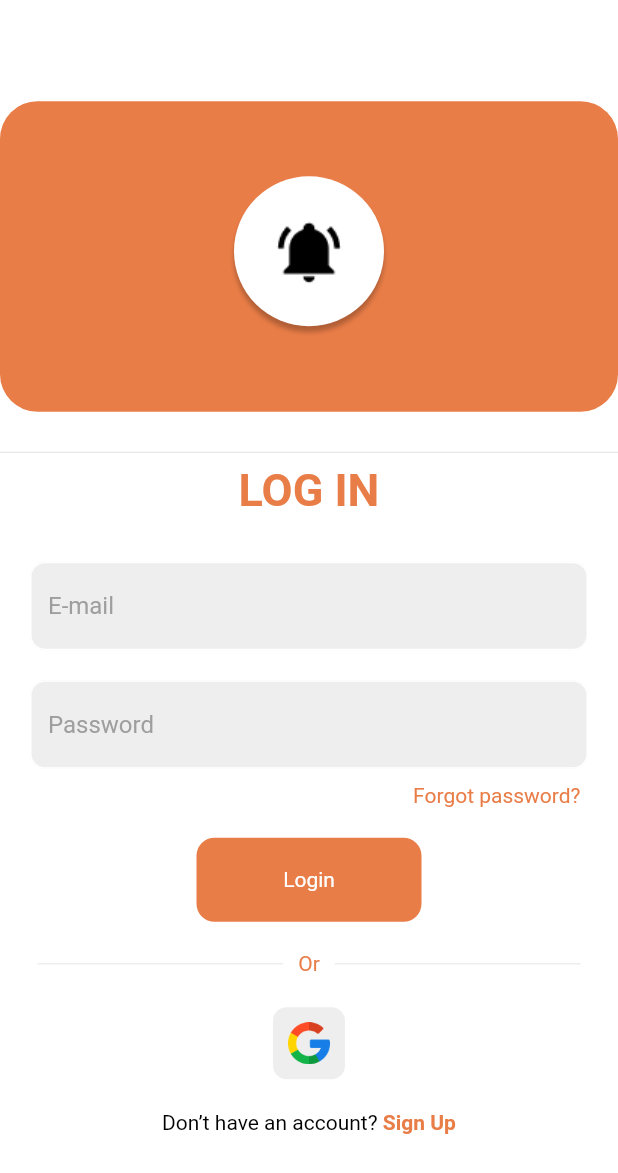
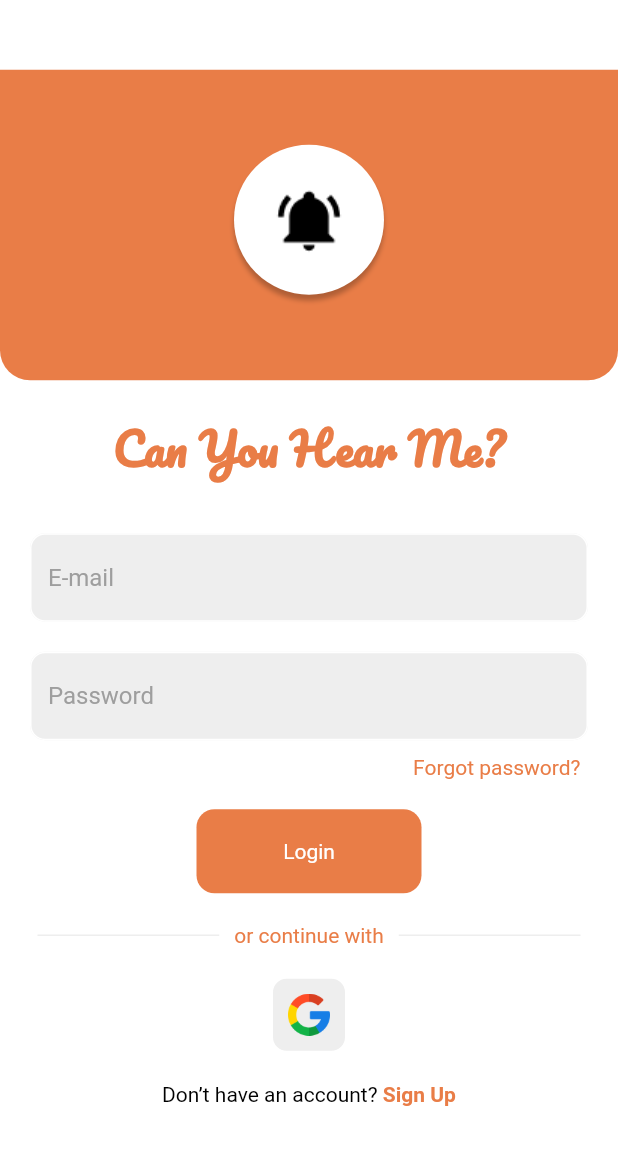
Before and after one commit to Google-Solution-Challenge-Metu/CanYouHearMe, a Flutter app: the screen it shows after launch, on a phone screen of 412 x 824 dp. Shown: the top 1173 px of the screen. Run offline on Flutter 3.47's test engine with Material 2 defaults, Android fonts, the phone set to English and light mode, and no system bars; our stand-ins replace audioplayers, awesome_snackbar_content, cloud_firestore, firebase_auth, firebase_core, firebase_storage and 11 more; missing offline and left inert: custom_info_window, open_street_map_search_and_pick, qr_code_scanner, rotary_scrollbar; accounts and stored records are empty; Roboto replaces fonts that are missing (GoogleFonts); project files that could hold a hidden picture were left out.

Commit message:
minor ui changes and bug fixes 1/?

```diff
--- a/lib/intro1.dart
+++ b/lib/intro1.dart
@@ -1,6 +1,4 @@
 import 'package:flutter/material.dart';
-import 'package:flutter/src/widgets/framework.dart';
-import 'package:flutter/src/widgets/placeholder.dart';
 import 'package:google_fonts/google_fonts.dart';
 
 import 'intro2.dart';
@@ -13,8 +11,8 @@ class intro1 extends StatefulWidget {
 }
 
 class _intro1State extends State<intro1> {
+  var fem = 1;
   @override
-  var fem=1;
   Widget build(BuildContext context) {
     return Scaffold(
       backgroundColor: Colors.grey[50],
@@ -37,12 +35,12 @@ class _intro1State extends State<intro1> {
               padding: const EdgeInsets.all(28.0),
               child: Text(
                 'Help',
-                 style:  GoogleFonts.nunitoSans (
-                  fontSize:  36,
-                  fontWeight:  FontWeight.w800,
-                  height:  1.3625/fem,
-                  color:  Color(0xffee844e),
-                  ),
+                style: GoogleFonts.nunitoSans(
+                  fontSize: 36,
+                  fontWeight: FontWeight.w800,
+                  height: 1.3625 / fem,
+                  color: Color(0xffee844e),
+                ),
               ),
             ),
             const SizedBox(height: 24),
@@ -61,22 +59,21 @@ class _intro1State extends State<intro1> {
               ),
               child: Container(
                 padding: const EdgeInsets.all(0),
-                width:  200,
-                height:  56.0,
-                decoration:  BoxDecoration (
-                  borderRadius:  BorderRadius.circular(25.0),
-                  color:  Color(0xffe97d47),
+                width: 200,
+                height: 56.0,
+                decoration: BoxDecoration(
+                  borderRadius: BorderRadius.circular(25.0),
+                  color: Color(0xffe97d47),
                 ),
                 child: const Text(
                   'Next',
                   textAlign: TextAlign.center,
-                  style:  TextStyle(
+                  style: TextStyle(
                     fontFamily: "GoogleFonts",
-                    fontSize:  20,
-                    fontWeight:  FontWeight.w400,
-                    height:  2.5,
-                    color:  Color.fromARGB(255, 255, 255, 255),
-
+                    fontSize: 20,
+                    fontWeight: FontWeight.w400,
+                    height: 2.5,
+                    color: Color.fromARGB(255, 255, 255, 255),
                   ),
                 ),
               ),
@@ -85,7 +82,10 @@ class _intro1State extends State<intro1> {
             const Spacer(),
           ],
         ),
-      ),);}}
+      ),
+    );
+  }
+}
 //      backgroundColor: Colors.grey[50],
 //      body: SafeArea(
 //        child: Column(
--- a/lib/screens/homepage/home_page.dart
+++ b/lib/screens/homepage/home_page.dart
@@ -19,7 +19,8 @@ class _HomePageState extends State<HomePage> {
         backgroundColor: const Color(0xFF4E6C50),
         title: const Text("Make Your Voice Heard"),
       ),
-      body: Column(
+      body: ListView(
+        physics: ScrollPhysics(),
         children: [
           const SizedBox(
             height: 10,
@@ -47,7 +48,7 @@ class _HomePageState extends State<HomePage> {
               return !snapshot.hasData
                   ? const CircularProgressIndicator()
                   : ListView.builder(
-                      scrollDirection: Axis.vertical,
+                      physics: NeverScrollableScrollPhysics(),
                       shrinkWrap: true,
                       itemCount: snapshot.data!.docs.length,
                       itemBuilder: (context, index) {
--- a/lib/screens/login_page.dart
+++ b/lib/screens/login_page.dart
@@ -100,7 +100,7 @@ class _MainPageState extends State<MainPage> {
   @override
   Widget build(BuildContext context) {
     return Scaffold(
-      backgroundColor: Color.fromARGB(255, 255, 255, 255),
+      backgroundColor: const Color.fromARGB(255, 255, 255, 255),
       body: Center(
         child: SingleChildScrollView(
           child: Column(
@@ -108,31 +108,32 @@ class _MainPageState extends State<MainPage> {
             children: <Widget>[
               Container(
                   // autogroupe2pp7c9 (57P22SfybUb95vsn6xE2PP)
-                margin:  EdgeInsets.fromLTRB(0, 0, 0, 19),
-                width:  double.infinity,
-                height:  207,
-                decoration:  BoxDecoration (
-                  color:  Color(0xffe97d47),
-                  borderRadius:  BorderRadius.circular(25),
+                  margin: const EdgeInsets.fromLTRB(0, 0, 0, 19),
+                  width: double.infinity,
+                  height: 207,
+                  decoration: const BoxDecoration(
+                    color: Color(0xffe97d47),
+                    borderRadius: BorderRadius.only(
+                      bottomLeft: Radius.circular(20),
+                      bottomRight: Radius.circular(20),
                     ),
-                child:
-              Column(
-                children:  [
-                  SizedBox(height:50.0),
+                  ),
+                  child: Column(children: [
+                    const SizedBox(height: 50.0),
                     Container(
                       width: 100,
                       height: 100,
-                    decoration:  BoxDecoration (
-                      borderRadius:  BorderRadius.circular(50),
-                      color:  Color(0xffffffff),
-                      image: DecorationImage(
+                      decoration: BoxDecoration(
+                        borderRadius: BorderRadius.circular(50),
+                        color: const Color(0xffffffff),
+                        image: const DecorationImage(
                           image: AssetImage("assets/images/ring.png"),
                         ),
-                      boxShadow:  [
+                        boxShadow: const [
                           BoxShadow(
-                          color:  Color(0x3f000000),
-                          offset:  Offset(0, 4),
-                          blurRadius:  2,
+                            color: Color(0x3f000000),
+                            offset: Offset(0, 4),
+                            blurRadius: 2,
                           ),
                         ],
                       ),
@@ -144,15 +145,12 @@ class _MainPageState extends State<MainPage> {
                         },
                       ),
                     ),
-                ]
-              )
-            ),
+                  ])),
 
-              const Divider(),
               const Text(
-                "LOG IN",
+                "Can You Hear Me?",
                 style: TextStyle(
-                    fontFamily: "GoogleFonts",
+                    fontFamily: "Pacifico",
                     fontSize: 30.0,
                     color: Color(0xffe97d47),
                     fontWeight: FontWeight.bold),
@@ -190,7 +188,7 @@ class _MainPageState extends State<MainPage> {
                   children: [
                     GestureDetector(
                       onTap: () {},
-                      child: Text(
+                      child: const Text(
                         "Forgot password?",
                         style: TextStyle(color: Color(0xffe97d47)),
                       ),
@@ -218,7 +216,7 @@ class _MainPageState extends State<MainPage> {
                     const Padding(
                       padding: EdgeInsets.symmetric(horizontal: 10.0),
                       child: Text(
-                        "Or",
+                        "or continue with",
                         style: TextStyle(
                           color: Color(0xffe97d47),
                         ),
@@ -254,9 +252,7 @@ class _MainPageState extends State<MainPage> {
                       child: Image.asset("assets/images/google.png"),
                     ),
                   ),
-
                 ],
-
               ),
               const SizedBox(
                 height: 20.0,
@@ -281,7 +277,10 @@ class _MainPageState extends State<MainPage> {
                     ),
                   ),
                 ],
-              )
+              ),
+              const SizedBox(
+                height: 40.0,
+              ),
             ],
           ),
         ),
--- a/lib/screens/register_page.dart
+++ b/lib/screens/register_page.dart
@@ -80,7 +80,7 @@ class _RegisterPageState extends State<RegisterPage> {
   @override
   Widget build(BuildContext context) {
     return Scaffold(
-      backgroundColor: const Color.fromARGB(255, 130, 0, 0),
+      backgroundColor: const Color.fromARGB(255, 255, 255, 255),
       body: Center(
         child: ListView(
           children: [
```
Lines whose indentation alone changed are shown as unchanged.
